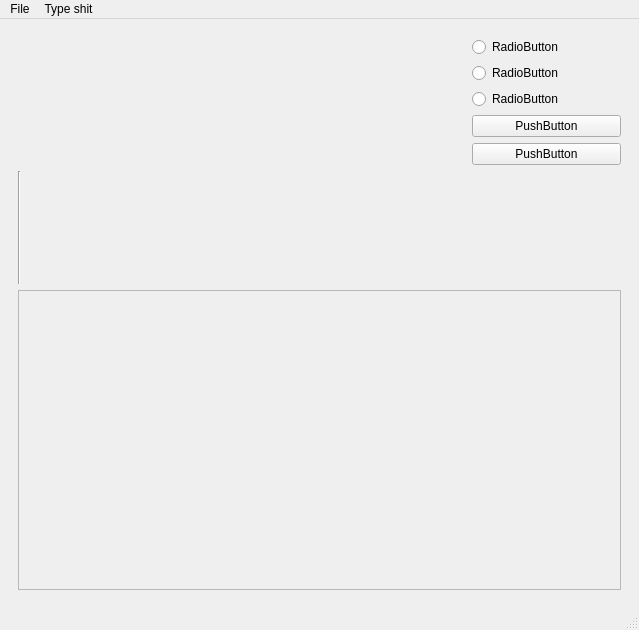
Before: the Qt Designer form ui/ui/mainwindow.ui in binaryHips/Projet3D, drawn with Qt 5.
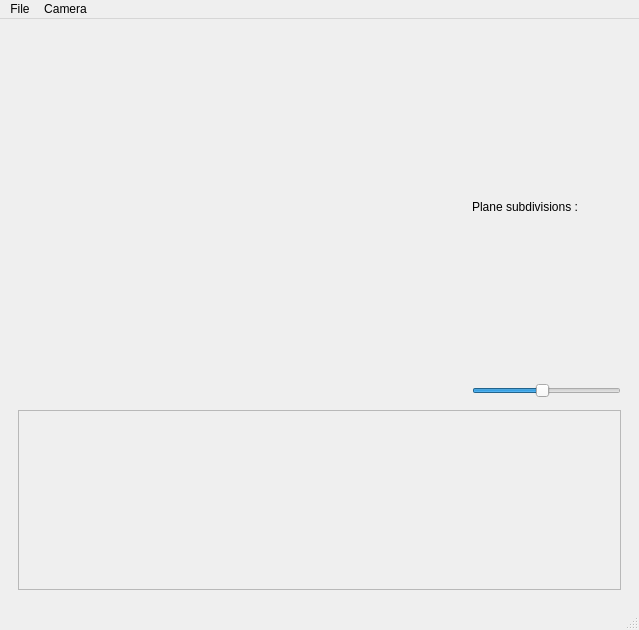
After: the same form once the commit is applied. Custom widgets are drawn as their Qt base class.

Commit message: Load image dialog + update slider

```diff
--- a/ui/ui/mainwindow.ui
+++ b/ui/ui/mainwindow.ui
@@ -28,45 +28,30 @@
            <widget class="GLWidget" name="widget" native="true"/>
           </item>
           <item>
-           <layout class="QVBoxLayout" name="gl_settings_layout" stretch="0,0,0,0,0">
+           <layout class="QVBoxLayout" name="gl_settings_layout" stretch="0,0">
             <property name="sizeConstraint">
              <enum>QLayout::SetDefaultConstraint</enum>
             </property>
             <item>
-             <widget class="QRadioButton" name="radioButton">
+             <widget class="QLabel" name="subdiv_label">
               <property name="text">
-               <string>RadioButton</string>
+               <string>Plane subdivisions :</string>
               </property>
              </widget>
             </item>
             <item>
-             <widget class="QRadioButton" name="radioButton_3">
-              <property name="text">
-               <string>RadioButton</string>
+             <widget class="QSlider" name="subdiv_slider">
+              <property name="minimum">
+               <number>10</number>
               </property>
-             </widget>
-            </item>
-            <item>
-             <widget class="QRadioButton" name="radioButton_2">
-              <property name="text">
-               <string>RadioButton</string>
+              <property name="maximum">
+               <number>200</number>
               </property>
-             </widget>
-            </item>
-            <item>
-             <widget class="QPushButton" name="pushButton_2">
-              <property name="text">
-               <string>PushButton</string>
+              <property name="sliderPosition">
+               <number>100</number>
               </property>
-             </widget>
-            </item>
-            <item>
-             <widget class="QPushButton" name="pushButton">
-              <property name="layoutDirection">
-               <enum>Qt::LeftToRight</enum>
-              </property>
-              <property name="text">
-               <string>PushButton</string>
+              <property name="orientation">
+               <enum>Qt::Orientation::Horizontal</enum>
               </property>
              </widget>
             </item>
@@ -104,7 +89,7 @@
              <x>0</x>
              <y>0</y>
              <width>601</width>
-             <height>174</height>
+             <height>177</height>
             </rect>
            </property>
            <layout class="QVBoxLayout" name="verticalLayout_3">
@@ -138,7 +123,7 @@
      <x>0</x>
      <y>0</y>
      <width>639</width>
-     <height>31</height>
+     <height>23</height>
     </rect>
    </property>
    <widget class="QMenu" name="menuFile">
@@ -148,7 +133,7 @@
    </widget>
    <widget class="QMenu" name="menuType_shit">
     <property name="title">
-     <string>Type shit</string>
+     <string>Camera</string>
     </property>
    </widget>
    <addaction name="menuFile"/>
```
Left out of the diff: 16 changed lines with no effect on the pictures. The commit also changes 9 other files.
